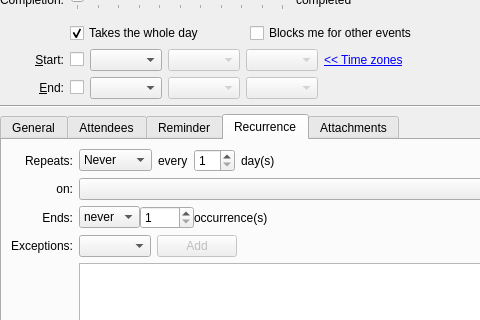
Qt form incidenceeditor-ng/eventortododesktop.ui (chusopr/kdepim-ktimetracker-akonadi) before a commit; both pictures show x 0 to 480 and y 124 to 444 of the 661 by 551 pixel window.
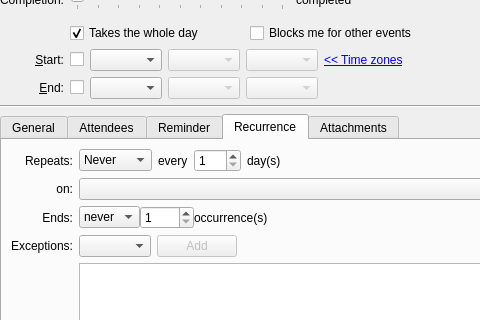
The same form after that commit. The open tabs and pages were chosen to show the change. Custom widgets are drawn as their Qt base class.

Commit message:
allow up 3 digits (999) recurrence deltas for days, weeks, months, years yes, now you can have an event that recurs every 999 years! :)
MERGE: 4.8, 4.9
FIXED-IN: 4.8.5

The edit to the form file:
```diff
--- a/incidenceeditor-ng/eventortododesktop.ui
+++ b/incidenceeditor-ng/eventortododesktop.ui
@@ -1017,6 +1017,9 @@
            <property name="minimum">
             <number>1</number>
            </property>
+           <property name="maximum">
+            <number>999</number>
+           </property>
            <property name="value">
             <number>1</number>
            </property>
```
